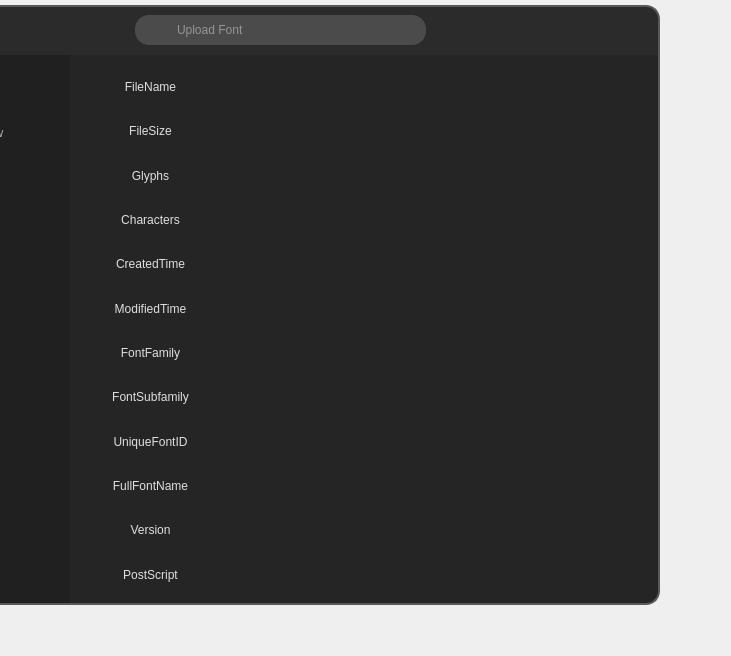
Old version of the form fontAnalyzer.ui in the repository MorostCode/fontAnalyzer; both pictures show x 145 to 876 and y 0 to 656 of the 1004 by 850 pixel window.
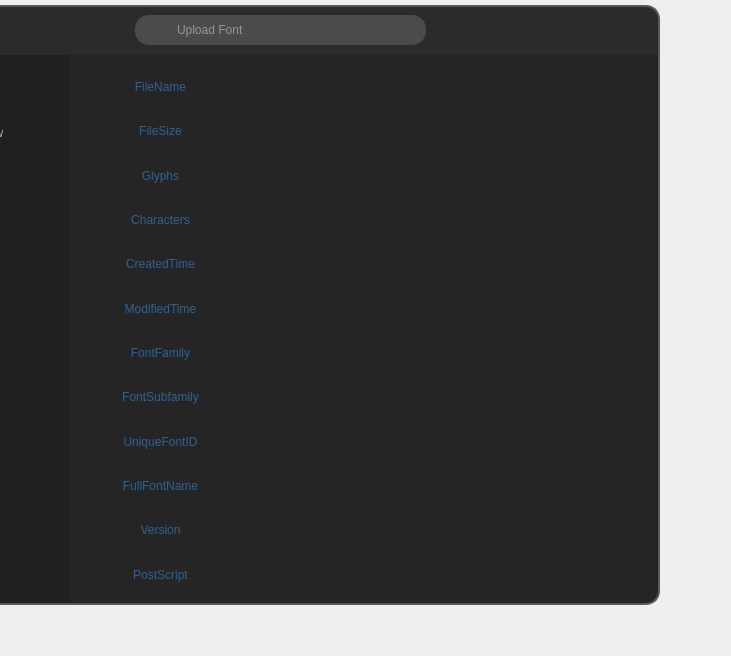
New version of the form. The open tabs and pages were chosen to show the change. Icons and pictures are not drawn.

Commit message: 完善baseInfo界面及功能

Diff of the .ui file:
```diff
--- a/fontAnalyzer.ui
+++ b/fontAnalyzer.ui
@@ -338,9 +338,9 @@
      <widget class="QWidget" name="verticalLayoutWidget_2">
       <property name="geometry">
        <rect>
-        <x>160</x>
+        <x>190</x>
         <y>10</y>
-        <width>421</width>
+        <width>391</width>
         <height>531</height>
        </rect>
       </property>
@@ -357,7 +357,7 @@
           <string/>
          </property>
          <property name="alignment">
-          <set>Qt::AlignCenter</set>
+          <set>Qt::AlignLeading|Qt::AlignLeft|Qt::AlignVCenter</set>
          </property>
         </widget>
        </item>
@@ -373,7 +373,7 @@
           <string/>
          </property>
          <property name="alignment">
-          <set>Qt::AlignCenter</set>
+          <set>Qt::AlignLeading|Qt::AlignLeft|Qt::AlignVCenter</set>
          </property>
         </widget>
        </item>
@@ -389,7 +389,7 @@
           <string/>
          </property>
          <property name="alignment">
-          <set>Qt::AlignCenter</set>
+          <set>Qt::AlignLeading|Qt::AlignLeft|Qt::AlignVCenter</set>
          </property>
         </widget>
        </item>
@@ -405,7 +405,7 @@
           <string/>
          </property>
          <property name="alignment">
-          <set>Qt::AlignCenter</set>
+          <set>Qt::AlignLeading|Qt::AlignLeft|Qt::AlignVCenter</set>
          </property>
         </widget>
        </item>
@@ -421,7 +421,7 @@
           <string/>
          </property>
          <property name="alignment">
-          <set>Qt::AlignCenter</set>
+          <set>Qt::AlignLeading|Qt::AlignLeft|Qt::AlignVCenter</set>
          </property>
         </widget>
        </item>
@@ -437,7 +437,7 @@
           <string/>
          </property>
          <property name="alignment">
-          <set>Qt::AlignCenter</set>
+          <set>Qt::AlignLeading|Qt::AlignLeft|Qt::AlignVCenter</set>
          </property>
         </widget>
        </item>
@@ -453,7 +453,7 @@
           <string/>
          </property>
          <property name="alignment">
-          <set>Qt::AlignCenter</set>
+          <set>Qt::AlignLeading|Qt::AlignLeft|Qt::AlignVCenter</set>
          </property>
         </widget>
        </item>
@@ -469,7 +469,7 @@
           <string/>
          </property>
          <property name="alignment">
-          <set>Qt::AlignCenter</set>
+          <set>Qt::AlignLeading|Qt::AlignLeft|Qt::AlignVCenter</set>
          </property>
         </widget>
        </item>
@@ -485,7 +485,7 @@
           <string/>
          </property>
          <property name="alignment">
-          <set>Qt::AlignCenter</set>
+          <set>Qt::AlignLeading|Qt::AlignLeft|Qt::AlignVCenter</set>
          </property>
         </widget>
        </item>
@@ -501,7 +501,7 @@
           <string/>
          </property>
          <property name="alignment">
-          <set>Qt::AlignCenter</set>
+          <set>Qt::AlignLeading|Qt::AlignLeft|Qt::AlignVCenter</set>
          </property>
         </widget>
        </item>
@@ -517,7 +517,7 @@
           <string/>
          </property>
          <property name="alignment">
-          <set>Qt::AlignCenter</set>
+          <set>Qt::AlignLeading|Qt::AlignLeft|Qt::AlignVCenter</set>
          </property>
         </widget>
        </item>
@@ -533,7 +533,7 @@
           <string/>
          </property>
          <property name="alignment">
-          <set>Qt::AlignCenter</set>
+          <set>Qt::AlignLeading|Qt::AlignLeft|Qt::AlignVCenter</set>
          </property>
         </widget>
        </item>
@@ -544,7 +544,7 @@
        <rect>
         <x>10</x>
         <y>10</y>
-        <width>141</width>
+        <width>161</width>
         <height>531</height>
        </rect>
       </property>
@@ -568,8 +568,8 @@
         <widget class="QLabel" name="labelFileName1">
          <property name="styleSheet">
           <string notr="true">QLabel {
-	font: normal bold 18px &quot;楷体&quot;;
-	color:rgb(223, 223, 223);
+	font: normal bold 20px &quot;楷体&quot;;
+	color: rgb(45, 98, 147);
 }</string>
          </property>
          <property name="text">
@@ -584,8 +584,8 @@
         <widget class="QLabel" name="labelFileSize1">
          <property name="styleSheet">
           <string notr="true">QLabel {
-	font: normal bold 18px &quot;楷体&quot;;
-	color:rgb(223, 223, 223);
+	font: normal bold 20px &quot;楷体&quot;;
+	color: rgb(45, 98, 147);
 }</string>
          </property>
          <property name="text">
@@ -600,8 +600,8 @@
         <widget class="QLabel" name="labelGlyphs1">
          <property name="styleSheet">
           <string notr="true">QLabel {
-	font: normal bold 18px &quot;楷体&quot;;
-	color:rgb(223, 223, 223);
+	font: normal bold 20px &quot;楷体&quot;;
+	color: rgb(45, 98, 147);
 }</string>
          </property>
          <property name="text">
@@ -616,8 +616,8 @@
         <widget class="QLabel" name="labelCharacters1">
          <property name="styleSheet">
           <string notr="true">QLabel {
-	font: normal bold 18px &quot;楷体&quot;;
-	color:rgb(223, 223, 223);
+	font: normal bold 20px &quot;楷体&quot;;
+	color: rgb(45, 98, 147);
 }</string>
          </property>
          <property name="text">
@@ -632,8 +632,8 @@
         <widget class="QLabel" name="labelCreatedTime1">
          <property name="styleSheet">
           <string notr="true">QLabel {
-	font: normal bold 18px &quot;楷体&quot;;
-	color:rgb(223, 223, 223);
+	font: normal bold 20px &quot;楷体&quot;;
+	color: rgb(45, 98, 147);
 }</string>
          </property>
          <property name="text">
@@ -648,8 +648,8 @@
         <widget class="QLabel" name="labelModifiedTime1">
          <property name="styleSheet">
           <string notr="true">QLabel {
-	font: normal bold 18px &quot;楷体&quot;;
-	color:rgb(223, 223, 223);
+	font: normal bold 20px &quot;楷体&quot;;
+	color: rgb(45, 98, 147);
 }</string>
          </property>
          <property name="text">
@@ -664,8 +664,8 @@
         <widget class="QLabel" name="labelFontFamily1">
          <property name="styleSheet">
           <string notr="true">QLabel {
-	font: normal bold 18px &quot;楷体&quot;;
-	color:rgb(223, 223, 223);
+	font: normal bold 20px &quot;楷体&quot;;
+	color: rgb(45, 98, 147);
 }</string>
          </property>
          <property name="text">
@@ -680,8 +680,8 @@
         <widget class="QLabel" name="labelFontSubfamily1">
          <property name="styleSheet">
           <string notr="true">QLabel {
-	font: normal bold 18px &quot;楷体&quot;;
-	color:rgb(223, 223, 223);
+	font: normal bold 20px &quot;楷体&quot;;
+	color: rgb(45, 98, 147);
 }</string>
          </property>
          <property name="text">
@@ -696,8 +696,8 @@
         <widget class="QLabel" name="labelUniqueFontID1">
          <property name="styleSheet">
           <string notr="true">QLabel {
-	font: normal bold 18px &quot;楷体&quot;;
-	color:rgb(223, 223, 223);
+	font: normal bold 20px &quot;楷体&quot;;
+	color: rgb(45, 98, 147);
 }</string>
          </property>
          <property name="text">
@@ -712,8 +712,8 @@
         <widget class="QLabel" name="labelFullFontName1">
          <property name="styleSheet">
           <string notr="true">QLabel {
-	font: normal bold 18px &quot;楷体&quot;;
-	color:rgb(223, 223, 223);
+	font: normal bold 20px &quot;楷体&quot;;
+	color: rgb(45, 98, 147);
 }</string>
          </property>
          <property name="text">
@@ -728,8 +728,8 @@
         <widget class="QLabel" name="labelVersion1">
          <property name="styleSheet">
           <string notr="true">QLabel {
-	font: normal bold 18px &quot;楷体&quot;;
-	color:rgb(223, 223, 223);
+	font: normal bold 20px &quot;楷体&quot;;
+	color: rgb(45, 98, 147);
 }</string>
          </property>
          <property name="text">
@@ -744,8 +744,8 @@
         <widget class="QLabel" name="labelPostScript1">
          <property name="styleSheet">
           <string notr="true">QLabel {
-	font: normal bold 18px &quot;楷体&quot;;
-	color:rgb(223, 223, 223);
+	font: normal bold 20px &quot;楷体&quot;;
+	color: rgb(45, 98, 147);
 }</string>
          </property>
          <property name="text">
```
Left out of the diff: 8 changed lines with no effect on the pictures. The commit also changes 3 other files.
